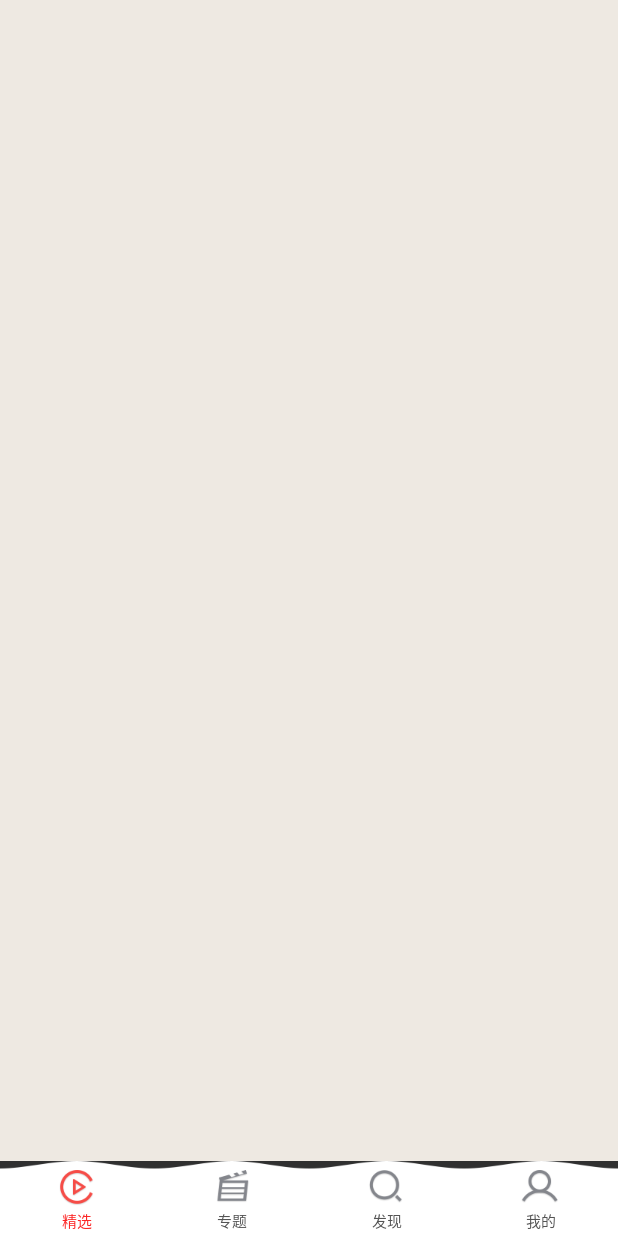
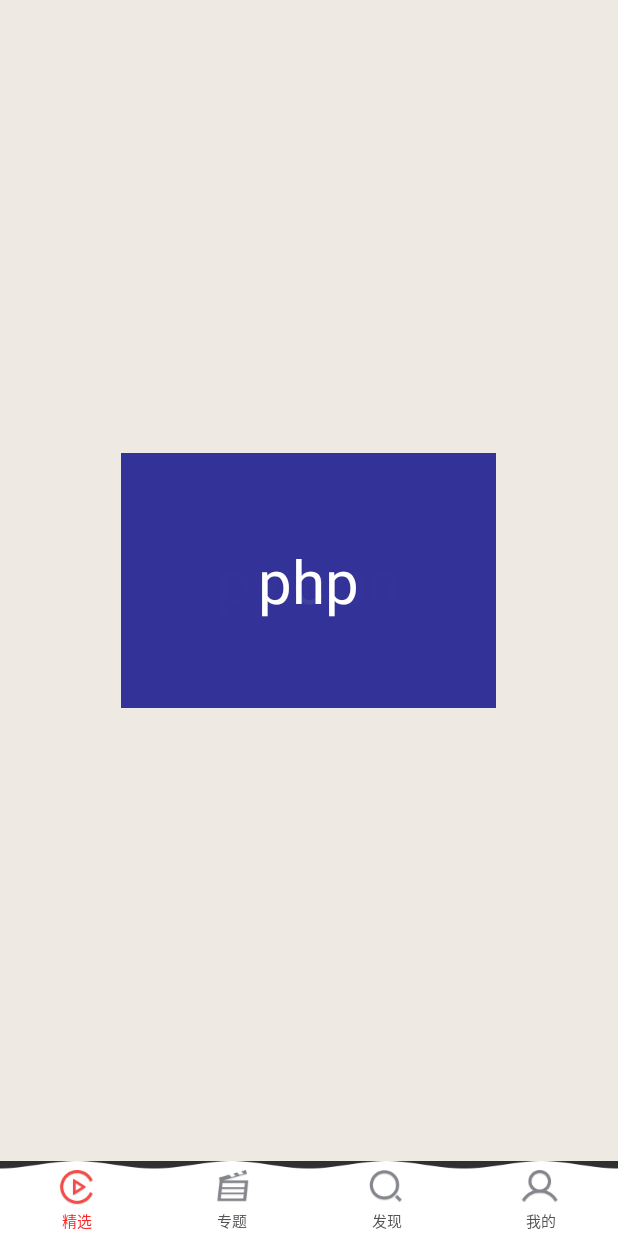
Before and after one commit to essenceteam/WeiYing, an Android app: the fragment DiscoverFragment placed in its activity, on a phone screen of 412 x 824 dp. Run offline under Robolectric (Android 15) with nearby library versions, the phone set to English and light mode, and no system bars; our stand-ins replace ButterKnife.

Commit message:
时帅丰02

```diff
--- a/app/src/main/java/com/example/liufan/weiyingapplication/MainActivity.java
+++ b/app/src/main/java/com/example/liufan/weiyingapplication/MainActivity.java
@@ -6,15 +6,21 @@ package com.example.liufan.weiyingapplication;
 
 import android.support.v4.app.FragmentManager;
 import android.view.View;
+import android.widget.ListView;
 import android.widget.RadioGroup;
 import android.widget.Toast;
 
+import com.example.liufan.weiyingapplication.Lateralspreads.ResideBaseAdapter;
+import com.example.liufan.weiyingapplication.Lateralspreads.ResideBean;
 import com.example.liufan.weiyingapplication.Lateralspreads.ResideLayout;
 import com.example.liufan.weiyingapplication.base.BaseActivity;
 import com.example.liufan.weiyingapplication.fragment.ChoicenessFragment;
 import com.example.liufan.weiyingapplication.fragment.DiscoverFragment;
 import com.example.liufan.weiyingapplication.fragment.MyFragment;
 import com.example.liufan.weiyingapplication.fragment.SpecialFragment;
+
+import java.util.ArrayList;
+import java.util.List;
 
 
 public class MainActivity extends BaseActivity {
@@ -25,6 +31,10 @@ public class MainActivity extends BaseActivity {
     private SpecialFragment specialFragment;
     private MyFragment myFragment;
     private ResideLayout resideLayout;
+    private List<ResideBean> arr1;
+    private   String name[]={"我的收藏","我的下载","福利","分享","建议反馈","设置"};
+    private ListView resideListView;
+
 
     @Override
     protected int getLayout() {
@@ -35,11 +45,16 @@ public class MainActivity extends BaseActivity {
     protected void getView() {
         tab_rg_menu = findViewById(R.id.tab_rg_menu);
         resideLayout = findViewById (R.id.resideLayout);
+        resideListView = findViewById (R.id.resideListView);
     }
 
     @Override
     protected void getData() {
+
         resideLayout.setPanelSlideListener (new ResideLayout.PanelSlideListener () {
+
+
+
             @Override
             public void onPanelSlide(View panel, float slideOffset) {
 
@@ -48,6 +63,15 @@ public class MainActivity extends BaseActivity {
             @Override
             public void onPanelOpened(View panel) {
                 Toast.makeText (MainActivity.this,"打开",Toast.LENGTH_SHORT).show ();
+                arr1 = new ArrayList<> ();
+
+                for (int i = 0; i <name.length ; i++) {
+                    ResideBean ResideBean=new ResideBean (name[i],R.drawable.fff);
+                    arr1.add (ResideBean);
+                }
+                ResideBaseAdapter ResideBaseAdapter=new ResideBaseAdapter (MainActivity.this,arr1);
+                resideListView.setAdapter (ResideBaseAdapter);
+
             }
 
             @Override
--- a/app/src/main/java/com/example/liufan/weiyingapplication/fragment/DiscoverFragment.java
+++ b/app/src/main/java/com/example/liufan/weiyingapplication/fragment/DiscoverFragment.java
@@ -1,31 +1,147 @@
 package com.example.liufan.weiyingapplication.fragment;
 
 
+import android.content.Context;
 import android.os.Bundle;
 import android.support.annotation.Nullable;
 import android.support.v4.app.Fragment;
+import android.util.Log;
 import android.view.LayoutInflater;
 import android.view.View;
 import android.view.ViewGroup;
-import android.widget.TextView;
+import android.widget.ArrayAdapter;
+import android.widget.Button;
 import android.widget.Toast;
 
-import com.example.liufan.weiyingapplication.Lateralspreads.ResideLayout;
+import com.example.liufan.weiyingapplication.MainActivity;
 import com.example.liufan.weiyingapplication.R;
+import com.lorentzos.flingswipe.SwipeFlingAdapterView;
+
+import java.util.ArrayList;
+
+import butterknife.BindView;
+import butterknife.ButterKnife;
+import butterknife.OnClick;
+import butterknife.Unbinder;
 
 /**
  * Created by liufan on 2018/5/21.
  */
 
-public class DiscoverFragment  extends Fragment {
+public class DiscoverFragment extends Fragment {
 
+    @BindView(R.id.frame)
+    SwipeFlingAdapterView flingContainer;
+    @BindView(R.id.left)
+    Button left;
+    @BindView(R.id.right)
+    Button right;
+    Unbinder unbinder;
     private View view;
+    private ArrayList<String> al;
+    private ArrayAdapter arrayAdapter;
+    private int i;
 
     @Nullable
     @Override
     public View onCreateView(LayoutInflater inflater, @Nullable ViewGroup container, Bundle savedInstanceState) {
         view = inflater.inflate (R.layout.discover_layout, container, false);
 
+        unbinder = ButterKnife.bind (this, view);
+        getdata ();
         return view;
     }
+
+        private void getdata() {
+            al = new ArrayList<> ();
+            al.add ("php");
+            al.add ("c");
+            al.add ("python");
+            al.add ("java");
+            al.add ("html");
+            al.add ("c++");
+            al.add ("css");
+            al.add ("javascript");
+
+            arrayAdapter = new ArrayAdapter<>(getActivity (), R.layout.item, R.id.helloText, al);
+
+
+            flingContainer.setAdapter (arrayAdapter);
+            flingContainer.setFlingListener (new SwipeFlingAdapterView.onFlingListener () {
+                @Override
+                public void removeFirstObjectInAdapter() {
+                    // this is the simplest way to delete an object from the Adapter (/AdapterView)
+                    Log.d ("LIST", "removed object!");
+                    al.remove (0);
+                    arrayAdapter.notifyDataSetChanged ();
+                }
+
+                @Override
+                public void onLeftCardExit(Object dataObject) {
+                    //Do something on the left!
+                    //You also have access to the original object.
+                    //If you want to use it just cast it (String) dataObject
+                    makeToast (getActivity (), "Left!");
+                }
+
+                @Override
+                public void onRightCardExit(Object dataObject) {
+                    makeToast (getActivity (), "Right!");
+                }
+
+                @Override
+                public void onAdapterAboutToEmpty(int itemsInAdapter) {
+                    // Ask for more data here
+                    al.add ("XML ".concat (String.valueOf (i)));
+                    arrayAdapter.notifyDataSetChanged ();
+                    Log.d ("LIST", "notified");
+                    i++;
+                }
+
+                @Override
+                public void onScroll(float scrollProgressPercent) {
+                    View view = flingContainer.getSelectedView ();
+                    view.findViewById (R.id.item_swipe_right_indicator).setAlpha (scrollProgressPercent < 0 ? -scrollProgressPercent : 0);
+                    view.findViewById (R.id.item_swipe_left_indicator).setAlpha (scrollProgressPercent > 0 ? scrollProgressPercent : 0);
+                }
+            });
+
+
+            // Optionally add an OnItemClickListener
+            flingContainer.setOnItemClickListener (new SwipeFlingAdapterView.OnItemClickListener () {
+                @Override
+                public void onItemClicked(int itemPosition, Object dataObject) {
+                    makeToast (getActivity (), "Clicked!");
+                }
+            });
+
+        }
+
+    static void makeToast(Context ctx, String s) {
+        Toast.makeText (ctx, s, Toast.LENGTH_SHORT).show ();
+    }
+
+
+    @OnClick(R.id.right)
+    public void right() {
+        /**
+         * Trigger the right event manually.
+         */
+        flingContainer.getTopCardListener ().selectRight ();
+    }
+
+    @OnClick(R.id.left)
+    public void left() {
+        flingContainer.getTopCardListener ().selectLeft ();
+    }
+
+
+
+
+
+    @Override
+    public void onDestroyView() {
+        super.onDestroyView ();
+        unbinder.unbind ();
+    }
 }
--- a/app/src/main/res/layout/residelayout_layout.xml
+++ b/app/src/main/res/layout/residelayout_layout.xml
@@ -1,6 +1,7 @@
 <?xml version="1.0" encoding="utf-8"?>
 <com.example.liufan.weiyingapplication.Lateralspreads.ResideLayout
     xmlns:android="http://schemas.android.com/apk/res/android"
+    xmlns:tools="http://schemas.android.com/tools"
     android:layout_width="match_parent"
     android:id="@+id/resideLayout"
     android:layout_height="match_parent">
@@ -37,13 +38,27 @@
             android:text="微影，微一下"
             android:textColor="@android:color/white"
             android:textSize="16sp" />
-
+        <RelativeLayout
+            android:id="@+id/le"
+            android:layout_width="match_parent"
+            android:layout_height="860px"
+            android:layout_below="@id/desc">
         <ListView
             android:id="@+id/resideListView"
             android:layout_width="match_parent"
             android:layout_height="match_parent"
-            android:layout_below="@id/desc"
             android:layout_marginLeft="25dp"></ListView>
+
+        </RelativeLayout>
+
+        <RelativeLayout
+            android:layout_width="match_parent"
+            android:layout_height="match_parent"
+            android:layout_below="@id/le"
+            >
+            <include layout="@layout/resideitemlayout"/>
+        </RelativeLayout>
+
     </RelativeLayout>
 
     <RelativeLayout
```
Also changed, not shown: app/src/main/java/com/example/liufan/weiyingapplication/Lateralspreads/ResideBaseAdapter.java (added, +53 -0 lines), app/src/main/java/com/example/liufan/weiyingapplication/Lateralspreads/ResideBean.java (added, +31 -0 lines), app/src/main/res/layout/reside_item_layout.xml (added, +19 -0 lines), app/src/main/res/layout/resideitemlayout.xml (added, +50 -0 lines), 24 other files.
